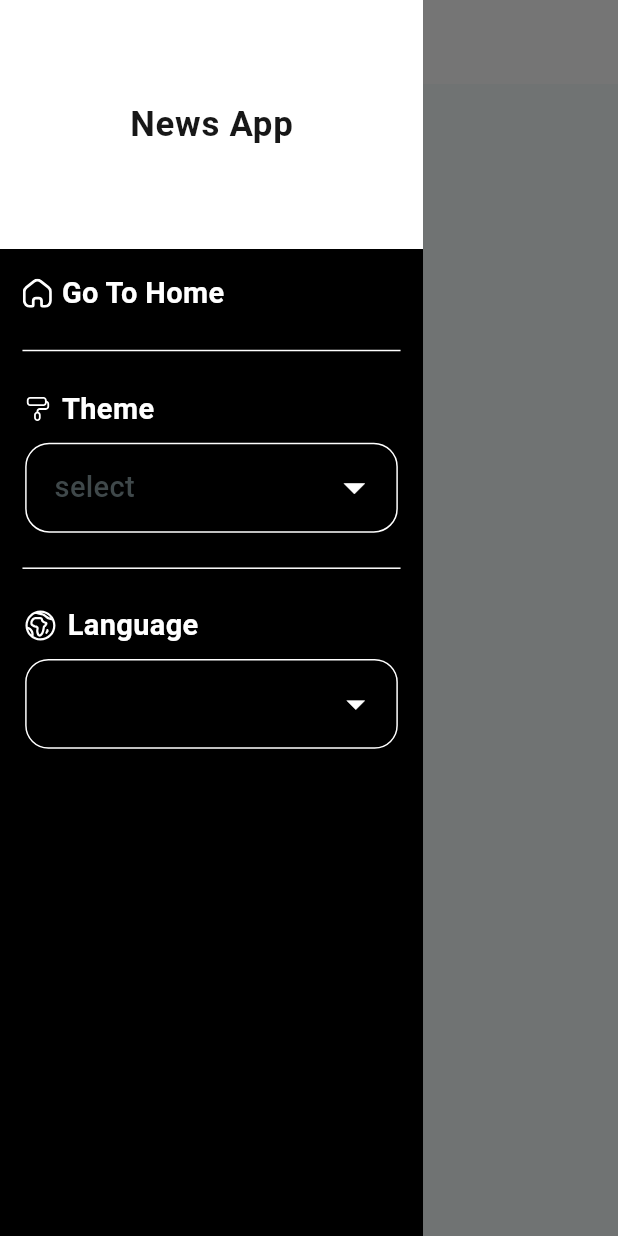
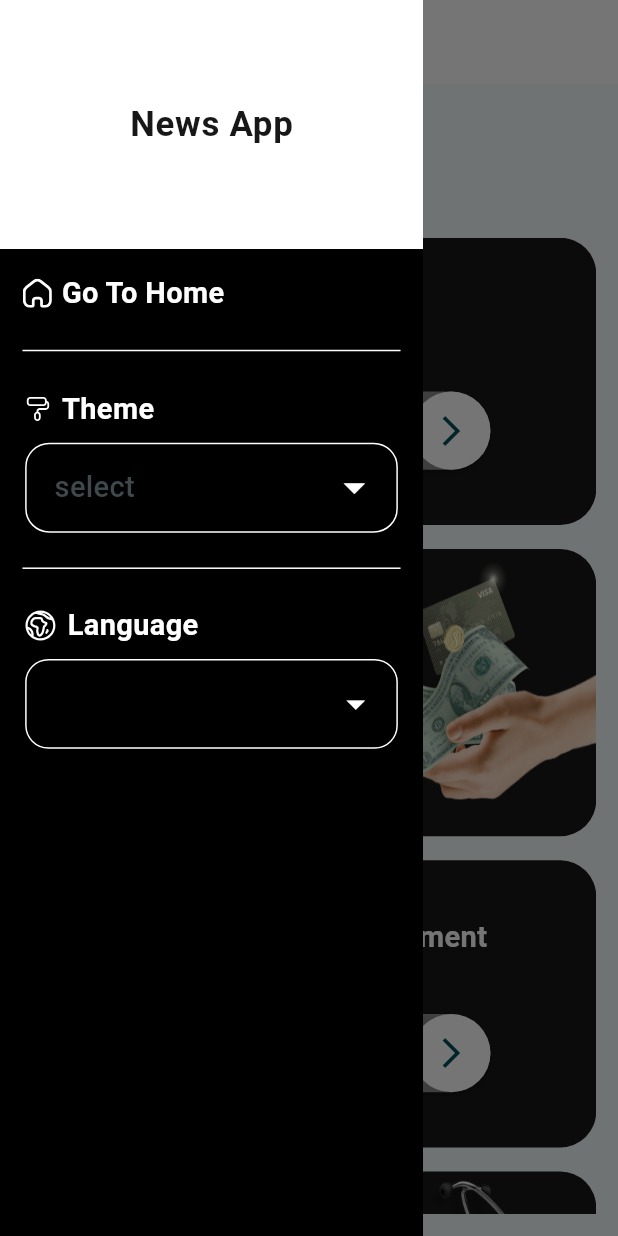
Before and after one commit to omarks1234/news--app, a Flutter app: the screen it shows after launch, with the side drawer open, on a phone screen of 412 x 824 dp. Run offline on Flutter 3.47's test engine with Material 3 defaults, Android fonts, the phone set to English and light mode, and no system bars; our stand-ins replace easy_localization, flutter_screenutil, flutter_svg.

Commit message:
+ home tab + category widget

```diff
--- a/lib/core/resources/assets_manager.dart
+++ b/lib/core/resources/assets_manager.dart
@@ -2,7 +2,7 @@ abstract final class AssetsManager {
   static const String homeIcon = "assets/images/Home.svg" ;
   static const String themeIcon = "assets/images/roller-paint-brush.svg" ;
   static const String languageIcon = "assets/images/globe-alt.svg" ;
-
+  static const String worldImage  = "assets/images/world.png" ;
 
 
 }
--- a/lib/core/resources/stringsManager.dart
+++ b/lib/core/resources/stringsManager.dart
@@ -4,5 +4,7 @@ abstract final class StringsManager {
  static const String theme = "Theme" ;
  static const String language = "Language" ;
  static const String home = "home" ;
+ static const String newsGreetings  = '''Good Morning
+Here is Some News For You''' ;
 
 }
--- /dev/null
+++ b/lib/model/category_object.dart
@@ -0,0 +1,13 @@
+class CategoryObject {
+  String description ;
+  String imgPath ;
+  CategoryObject(this.description , this.imgPath);
+  static List<CategoryObject> categoryObjects = [CategoryObject("General", "assets/images/world.png")
+  ,CategoryObject("Business", "assets/images/business.png" ) ,
+  CategoryObject("Entertainment" , "assets/images/entertainment.png"),
+  CategoryObject("Health", "assets/images/health.png"),
+    CategoryObject("Science", "assets/images/science.png"),
+    CategoryObject("Sport", "assets/images/sports.png")
+  ];
+
+}
--- a/lib/ui/home/screen/home_screen.dart
+++ b/lib/ui/home/screen/home_screen.dart
@@ -2,6 +2,7 @@ import 'package:easy_localization/easy_localization.dart';
 import 'package:flutter/material.dart';
 import 'package:news_app/core/resources/stringsManager.dart';
 import 'package:news_app/ui/home/widgets/custom_drawer.dart';
+import 'package:news_app/ui/home/widgets/home_widget.dart';
 
 class HomeScreen extends StatelessWidget {
   @override
@@ -12,6 +13,7 @@ class HomeScreen extends StatelessWidget {
       appBar: AppBar(
        title: Text(StringsManager.home.tr()),
       ),
+      body: HomeWidget(),
 
 
     );
--- /dev/null
+++ b/lib/ui/home/widgets/category_widget.dart
@@ -0,0 +1,70 @@
+import 'package:flutter/cupertino.dart';
+import 'package:flutter/material.dart';
+import 'package:flutter_screenutil/flutter_screenutil.dart';
+import 'package:flutter_svg/flutter_svg.dart';
+import 'package:news_app/core/resources/assets_manager.dart';
+import 'package:news_app/model/category_object.dart';
+
+class CategoryWidget extends StatelessWidget {
+  int index ;
+  CategoryObject categoryObject ;
+ CategoryWidget(this.index , this.categoryObject );
+
+  @override
+  Widget build(BuildContext context) {
+    return  Directionality(
+      textDirection: (index%2==0)?TextDirection.ltr:TextDirection.rtl,
+      child: Container(
+        clipBehavior: Clip.antiAlias,
+        width: 363.w,
+        height: 198.h,
+        decoration: BoxDecoration(
+          color:Theme.of(context).colorScheme.primary,
+          borderRadius: BorderRadius.circular(24),
+        ),
+        child: Row(
+          children: [
+           Image.asset(categoryObject.imgPath , height:198.h ,width: 170.w, fit:BoxFit.fill),
+            SizedBox(width: 5.w,),
+            Column(
+              mainAxisAlignment: MainAxisAlignment.spaceEvenly,
+              crossAxisAlignment:  (index%2==0)?CrossAxisAlignment.start:CrossAxisAlignment.end,
+              children: [
+                Text(categoryObject.description , style: Theme.of(context).textTheme.bodyMedium, ),
+                ElevatedButton(
+                  style: ElevatedButton.styleFrom(
+                    padding: REdgeInsetsDirectional.only(
+                       start: 16 ,
+
+
+
+
+                    ),
+
+
+                    backgroundColor: Theme.of(context).colorScheme.secondary.withOpacity(0.50),
+
+
+                  ),
+                  onPressed: (){},
+                  child: Row(
+                    children: [
+                     Text("View All") ,
+                      SizedBox(width: 10,),
+                      CircleAvatar(
+                          radius: 27.r,
+                          backgroundColor: Theme.of(context).colorScheme.secondary,
+                          child: Icon(Icons.arrow_forward_ios ,size: 24,))
+                    ],
+                  ),
+                ),
+
+              ],
+            )
+          ],
+        ),
+
+      ),
+    );
+  }
+}
--- /dev/null
+++ b/lib/ui/home/widgets/home_widget.dart
@@ -0,0 +1,36 @@
+import 'package:flutter/material.dart';
+import 'package:flutter_screenutil/flutter_screenutil.dart';
+import 'package:news_app/core/resources/stringsManager.dart';
+import 'package:news_app/model/category_object.dart';
+import 'package:news_app/ui/home/widgets/category_widget.dart';
+
+class HomeWidget extends StatelessWidget {
+  const HomeWidget({super.key});
+
+  @override
+  Widget build(BuildContext context) {
+    return Padding(
+      padding: REdgeInsetsDirectional.all(15),
+      child: Column(
+        crossAxisAlignment: CrossAxisAlignment.start,
+        children: [
+          SizedBox(height: 15.h),
+          Text(
+            StringsManager.newsGreetings,
+            style: TextStyle(color: Colors.black),
+          ),
+          SizedBox(height: 16.h),
+
+          Expanded(
+            child: ListView.separated(
+              itemBuilder: (context, index) =>
+                  CategoryWidget(index, CategoryObject.categoryObjects[index]),
+              separatorBuilder: (context, index) => SizedBox(height: 16),
+              itemCount: CategoryObject.categoryObjects.length,
+            ),
+          ),
+        ],
+      ),
+    );
+  }
+}
```
Also changed, not shown: assets/images/business.png (added), assets/images/entertainment.png (added), assets/images/health.png (added), assets/images/science.png (added), assets/images/sports.png (added), assets/images/world.png (added).
